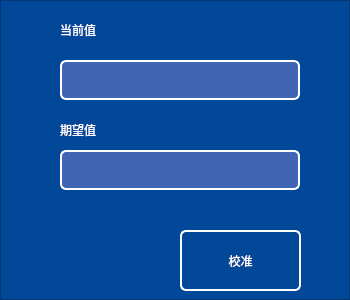
This is simpleadjust.ui in thewayI/tiny4412 as Qt 5 draws it before an edit. The edited form follows.
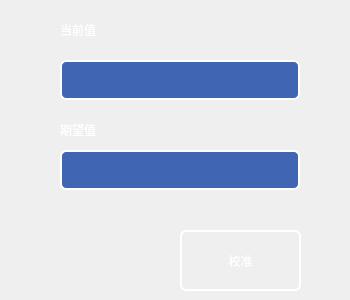
This is the edited form.

Patch:
```diff
--- a/simpleadjust.ui
+++ b/simpleadjust.ui
@@ -305,25 +305,6 @@
     <string>OK</string>
    </property>
   </widget>
-  <widget class="QFrame" name="frame">
-   <property name="geometry">
-    <rect>
-     <x>0</x>
-     <y>0</y>
-     <width>350</width>
-     <height>300</height>
-    </rect>
-   </property>
-   <property name="styleSheet">
-    <string notr="true">background-color: rgb(2, 72, 152);</string>
-   </property>
-   <property name="frameShape">
-    <enum>QFrame::StyledPanel</enum>
-   </property>
-   <property name="frameShadow">
-    <enum>QFrame::Raised</enum>
-   </property>
-  </widget>
   <widget class="QPushButton" name="btn_ok_2">
    <property name="geometry">
     <rect>
```
Left out of the diff: 25 changed lines with no effect on the pictures.
